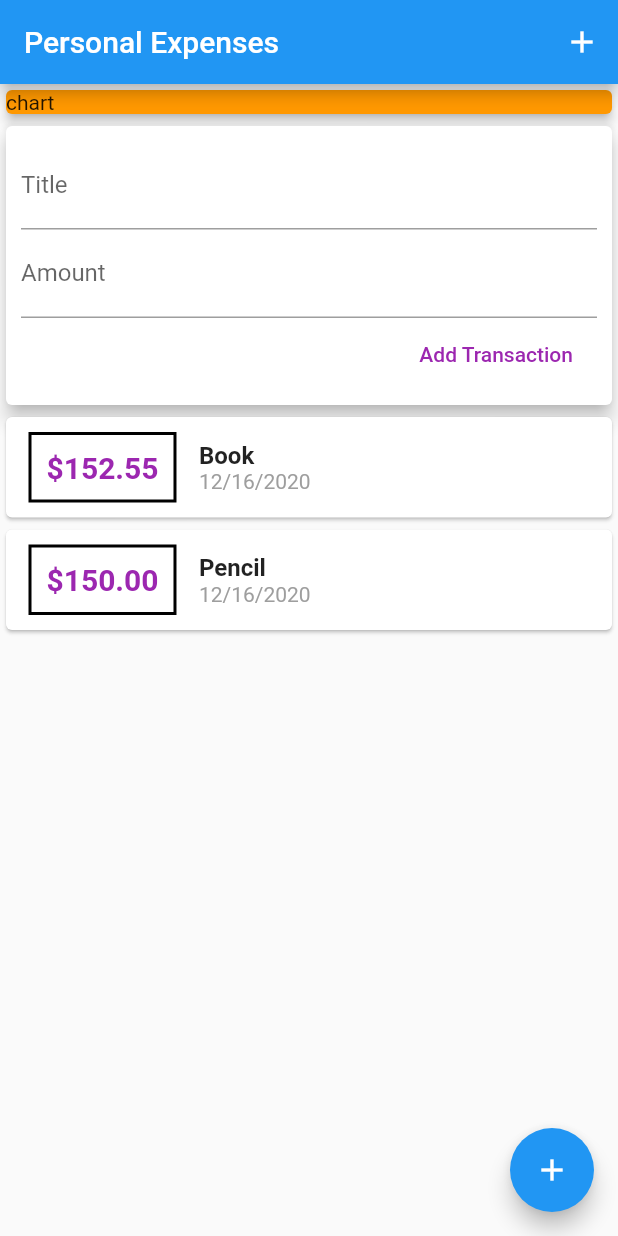
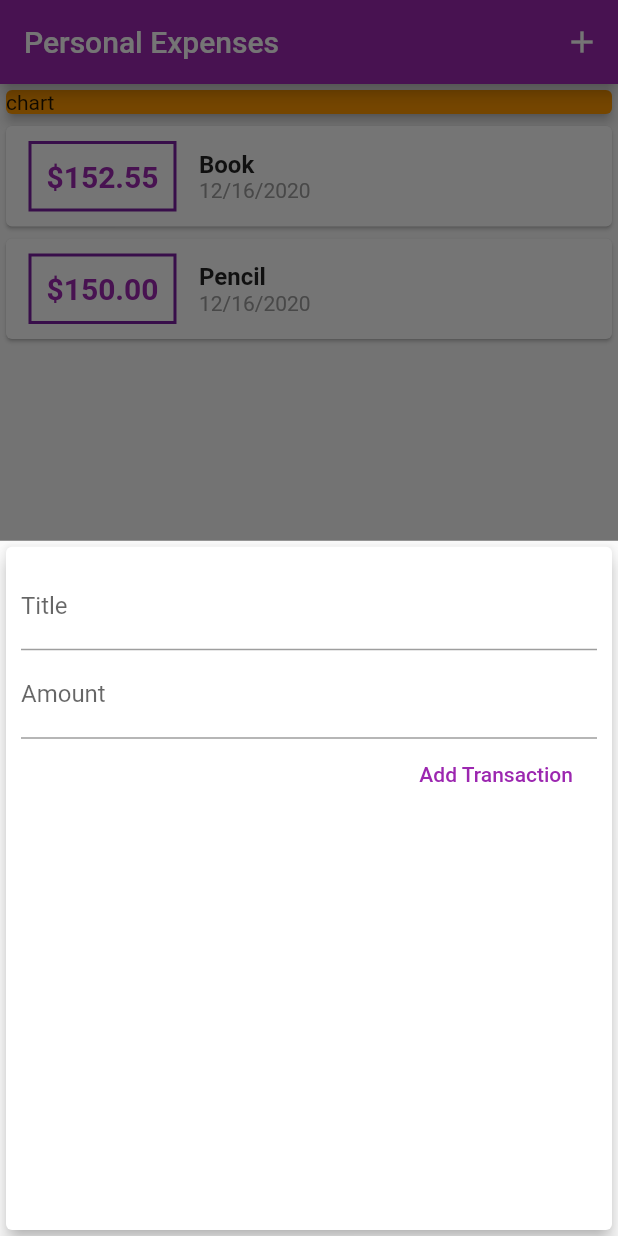
Before and after one commit to diptokumar/personal_expenses, a Flutter app: the screen it shows after launch, after a tap on the "add" icon, on a phone screen of 412 x 824 dp. Run offline on Flutter 3.47's test engine with Material 2 defaults, Android fonts, the phone set to English and light mode, and no system bars.

Commit message:
Showmodal added

```diff
--- a/lib/main.dart
+++ b/lib/main.dart
@@ -1,8 +1,9 @@
+import 'package:flutter/gestures.dart';
 import 'package:flutter/material.dart';
 import 'package:personal_expenses/widgets/new_transaction.dart';
 import 'package:personal_expenses/widgets/transaction_list.dart';
-import 'package:personal_expenses/widgets/user_transaction.dart';
 
+import 'models/transaction.dart';
 
 void main() {
   runApp(MyApp());
@@ -13,9 +14,10 @@ class MyApp extends StatelessWidget {
   Widget build(BuildContext context) {
     return MaterialApp(
       debugShowCheckedModeBanner: false,
-      title: 'Flutter Demo',
+      title: 'Personal App',
       theme: ThemeData(
-        primarySwatch: Colors.blue,
+        primarySwatch: Colors.purple,
+        accentColor: Colors.amber,
         visualDensity: VisualDensity.adaptivePlatformDensity,
       ),
       home: MyHome(),
@@ -24,26 +26,51 @@ class MyApp extends StatelessWidget {
 }
 
 class MyHome extends StatefulWidget {
-
   @override
   _MyHomeState createState() => _MyHomeState();
 }
 
 class _MyHomeState extends State<MyHome> {
-  void startNewTransaction(BuildContext ctx){
+  final List<Transaction> _usertransactions = [
+    Transaction(title: 'Book', id: 't1', amount: 152.55, date: DateTime.now()),
+    Transaction(title: 'Pencil', id: 't2', amount: 150, date: DateTime.now()),
+  ];
 
+  void _addnewtransaction(String title, double amount) {
+    final newTx = Transaction(
+        title: title,
+        id: DateTime.now().toString(),
+        amount: amount,
+        date: DateTime.now());
+    setState(() {
+      _usertransactions.add(newTx);
+    });
+  }
+
+  void _startNewTransaction(BuildContext ctx) {
+    showModalBottomSheet(
+        context: ctx,
+        builder: (_) {
+          return GestureDetector(
+            child: New_Transaction(_addnewtransaction),
+            onTap: () { },
+            behavior: HitTestBehavior.opaque,
+          );
+        });
   }
 
   @override
   Widget build(BuildContext context) {
     return Scaffold(
-
       appBar: AppBar(
         actions: [
-          IconButton(icon: Icon(Icons.add), onPressed: (){})
+          IconButton(
+              icon: Icon(Icons.add),
+              onPressed: () {
+                _startNewTransaction(context);
+              })
         ],
         title: Text('Personal Expenses'),
-
       ),
       body: SingleChildScrollView(
         child: Column(
@@ -58,14 +85,15 @@ class _MyHomeState extends State<MyHome> {
                 width: double.infinity,
               ),
             ),
-            User_Tracsaction(),
-
+            TransactionList(transactions: _usertransactions),
           ],
         ),
       ),
       floatingActionButton: FloatingActionButton(
         child: Icon(Icons.add),
-        onPressed: (){},
+        onPressed: () {
+          _startNewTransaction(context);
+        },
       ),
     );
   }
--- a/lib/widgets/new_transaction.dart
+++ b/lib/widgets/new_transaction.dart
@@ -1,9 +1,15 @@
 import 'package:flutter/material.dart';
 
 // ignore: camel_case_types
-class New_Transaction extends StatelessWidget {
+class New_Transaction extends StatefulWidget {
   final Function addTx;
   New_Transaction(this.addTx);
+
+  @override
+  _New_TransactionState createState() => _New_TransactionState();
+}
+
+class _New_TransactionState extends State<New_Transaction> {
   final titleeditingcontroller = TextEditingController();
   final amounteditingcontroller = TextEditingController();
 
@@ -13,7 +19,8 @@ class New_Transaction extends StatelessWidget {
     if (enterdamount <= 0 || enteredtitled.isEmpty) {
       return;
     }
-    addTx(enteredtitled, enterdamount);
+    widget.addTx(enteredtitled, enterdamount);
+    Navigator.of(context).pop();
   }
 
   @override
--- a/lib/widgets/transaction_list.dart
+++ b/lib/widgets/transaction_list.dart
@@ -12,16 +12,15 @@ class TransactionList extends StatelessWidget {
     return Container(
       height: 300,
       child: ListView.builder(
-        itemBuilder: (ctx, index){
+        itemBuilder: (ctx, index) {
           return Card(
             child: Row(
               children: [
                 Container(
-                  margin:
-                  EdgeInsets.symmetric(horizontal: 15, vertical: 10),
+                  margin: EdgeInsets.symmetric(horizontal: 15, vertical: 10),
                   decoration: BoxDecoration(
                     border: Border.all(
-                      color: Colors.black,
+                      color: Theme.of(context).primaryColorDark,
                       width: 2,
                     ),
                   ),
@@ -39,8 +38,8 @@ class TransactionList extends StatelessWidget {
                   children: [
                     Text(
                       transactions[index].title,
-                      style: TextStyle(
-                          fontSize: 16, fontWeight: FontWeight.bold),
+                      style:
+                          TextStyle(fontSize: 16, fontWeight: FontWeight.bold),
                     ),
                     Text(
                       DateFormat.yMd().format(transactions[index].date),
@@ -51,9 +50,8 @@ class TransactionList extends StatelessWidget {
               ],
             ),
           );
-    },
+        },
         itemCount: transactions.length,
-
       ),
     );
   }
--- a/lib/widgets/user_transaction.dart
+++ /dev/null
@@ -1,34 +0,0 @@
-import 'package:flutter/material.dart';
-import 'package:personal_expenses/models/transaction.dart';
-import 'transaction_list.dart';
-import 'new_transaction.dart';
-
-class User_Tracsaction extends StatefulWidget {
-  @override
-  _User_TracsactionState createState() => _User_TracsactionState();
-}
-
-class _User_TracsactionState extends State<User_Tracsaction> {
-  final List<Transaction> _usertransactions = [
-    Transaction(title: 'Book', id: 't1', amount: 152.55, date: DateTime.now()),
-    Transaction(title: 'Pencil', id: 't2', amount: 150, date: DateTime.now()),
-  ];
-
-  void _addnewtransaction(String title, double amount){
-    final newTx = Transaction(title: title, id: DateTime.now().toString(), amount: amount, date: DateTime.now());
-  setState(() {
-    _usertransactions.add(newTx);
-  });
-
-  }
-
-  @override
-  Widget build(BuildContext context) {
-    return Column(
-      children: [
-        New_Transaction(_addnewtransaction),
-        TransactionList(transactions: _usertransactions)
-      ],
-    );
-  }
-}
```
